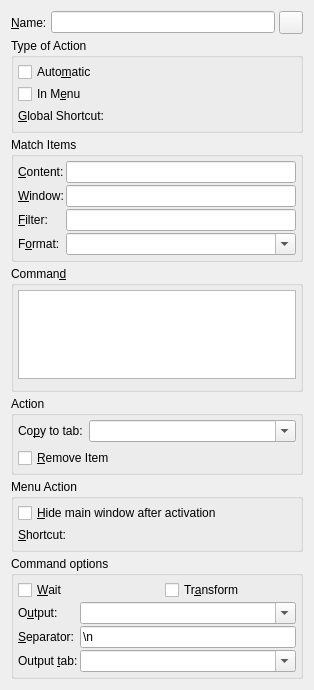
hluk/CopyQ, file src/ui/commandwidget.ui: the form before one commit.
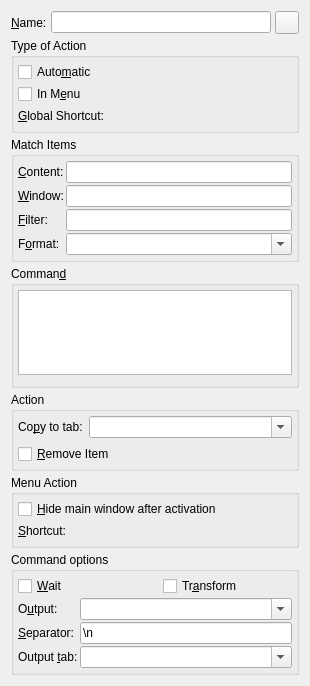
The form after the commit. Custom widgets are drawn as their Qt base class.

Diff of the .ui file:
```diff
--- a/src/ui/commandwidget.ui
+++ b/src/ui/commandwidget.ui
@@ -6,8 +6,8 @@
    <rect>
     <x>0</x>
     <y>0</y>
-    <width>314</width>
-    <height>690</height>
+    <width>310</width>
+    <height>686</height>
    </rect>
   </property>
   <layout class="QVBoxLayout" name="verticalLayout_2">
```
Left out of the diff: 6 changed lines with no effect on the pictures.
